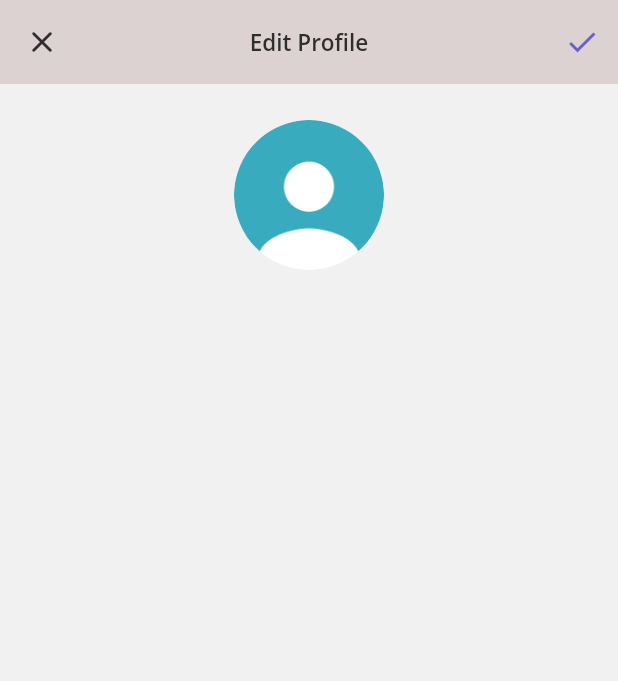
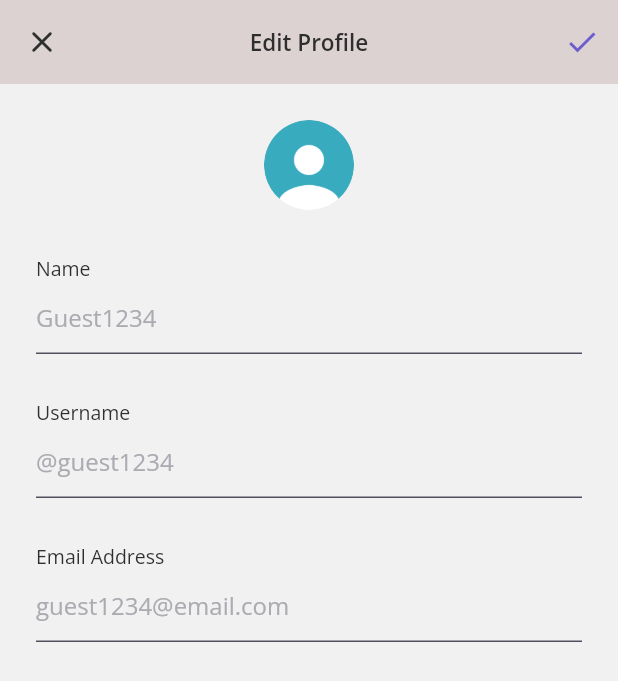
Before and after one commit to mddirga/market-frontend-flutter, a Flutter app: the EditProfilePage screen opened by its route, on a phone screen of 412 x 824 dp. Shown: the top 681 px of the screen. Run offline on Flutter 3.47's test engine with Material 2 defaults, Android fonts, the phone set to English and light mode, and no system bars.

Commit message:
Edit Profile Page - Input

```diff
--- a/lib/pages/edit_profile_page.dart
+++ b/lib/pages/edit_profile_page.dart
@@ -39,6 +39,108 @@ class EditProfilePage extends StatelessWidget {
       );
     }
 
+    Widget nameInput() {
+      return Container(
+        margin: const EdgeInsets.only(
+          top: 30,
+        ),
+        child: Column(
+          crossAxisAlignment: CrossAxisAlignment.start,
+          children: [
+            Text(
+              'Name',
+              style: primaryTextStyle.copyWith(
+                fontSize: 13,
+                fontWeight: regular,
+              ),
+            ),
+            TextFormField(
+              style: primaryTextStyle,
+              decoration: InputDecoration(
+                hintText: 'Guest1234',
+                hintStyle: textFormTextStyle.copyWith(
+                  fontSize: 16,
+                ),
+                enabledBorder: UnderlineInputBorder(
+                  borderSide: BorderSide(
+                    color: subtitleColor,
+                  ),
+                ),
+              ),
+            ),
+          ],
+        ),
+      );
+    }
+
+    Widget usernameInput() {
+      return Container(
+        margin: const EdgeInsets.only(
+          top: 30,
+        ),
+        child: Column(
+          crossAxisAlignment: CrossAxisAlignment.start,
+          children: [
+            Text(
+              'Username',
+              style: primaryTextStyle.copyWith(
+                fontSize: 13,
+                fontWeight: regular,
+              ),
+            ),
+            TextFormField(
+              style: primaryTextStyle,
+              decoration: InputDecoration(
+                hintText: '@guest1234',
+                hintStyle: textFormTextStyle.copyWith(
+                  fontSize: 16,
+                ),
+                enabledBorder: UnderlineInputBorder(
+                  borderSide: BorderSide(
+                    color: subtitleColor,
+                  ),
+                ),
+              ),
+            ),
+          ],
+        ),
+      );
+    }
+
+    Widget emailInput() {
+      return Container(
+        margin: const EdgeInsets.only(
+          top: 30,
+        ),
+        child: Column(
+          crossAxisAlignment: CrossAxisAlignment.start,
+          children: [
+            Text(
+              'Email Address',
+              style: primaryTextStyle.copyWith(
+                fontSize: 13,
+                fontWeight: regular,
+              ),
+            ),
+            TextFormField(
+              style: primaryTextStyle,
+              decoration: InputDecoration(
+                hintText: 'guest1234@email.com',
+                hintStyle: textFormTextStyle.copyWith(
+                  fontSize: 16,
+                ),
+                enabledBorder: UnderlineInputBorder(
+                  borderSide: BorderSide(
+                    color: subtitleColor,
+                  ),
+                ),
+              ),
+            ),
+          ],
+        ),
+      );
+    }
+
     Widget content() {
       return Container(
         padding: EdgeInsets.symmetric(
@@ -49,8 +151,8 @@ class EditProfilePage extends StatelessWidget {
           crossAxisAlignment: CrossAxisAlignment.center,
           children: [
             Container(
-              width: 100,
-              height: 100,
+              width: 60,
+              height: 60,
               margin: EdgeInsets.only(
                 top: defaultMargin,
               ),
@@ -63,6 +165,9 @@ class EditProfilePage extends StatelessWidget {
                 ),
               ),
             ),
+            nameInput(),
+            usernameInput(),
+            emailInput(),
           ],
         ),
       );
@@ -72,6 +177,7 @@ class EditProfilePage extends StatelessWidget {
       backgroundColor: backgroundColor1,
       appBar: header(),
       body: content(),
+      resizeToAvoidBottomInset: false,
     );
   }
 }
```
